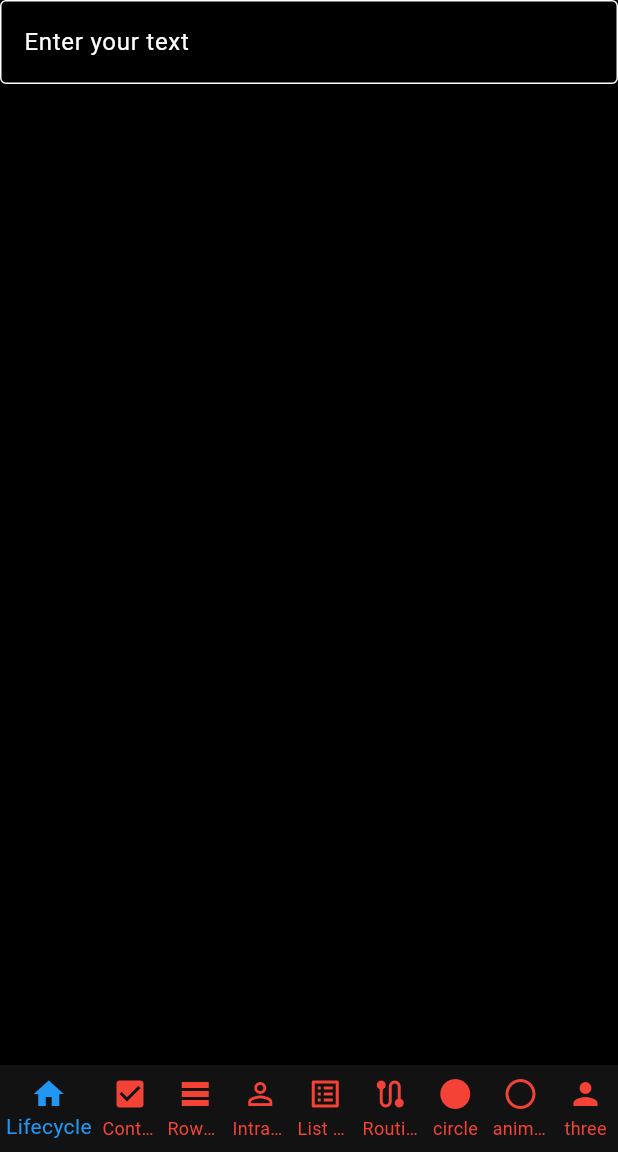
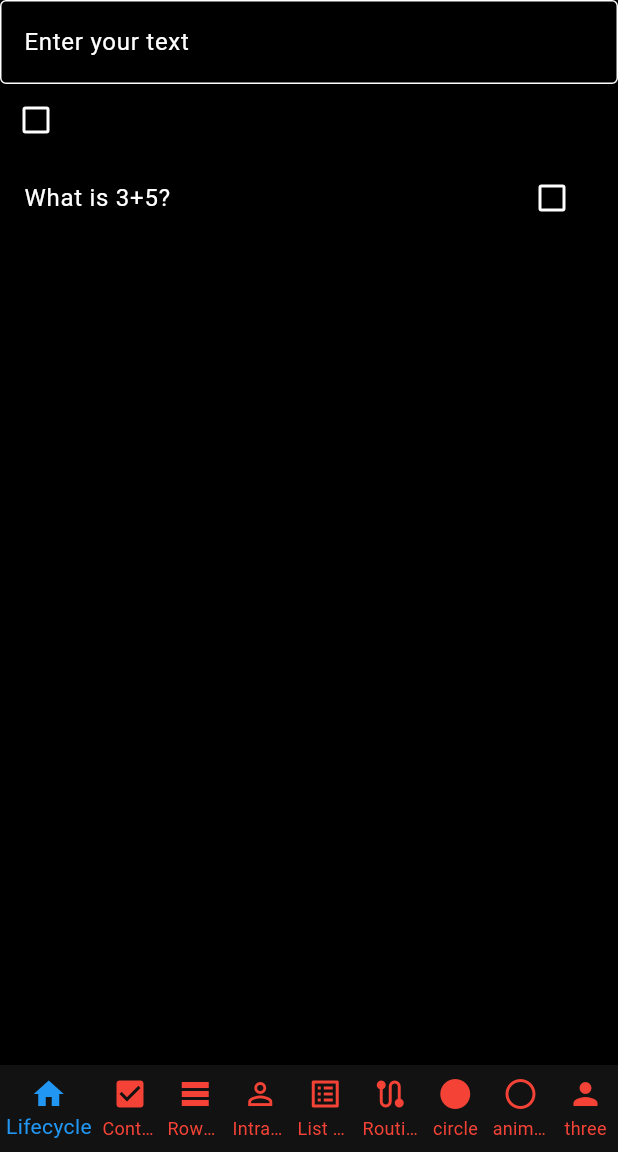
Before and after one commit to 1-ahsan/practice, a Flutter app: the screen it shows after launch, on a phone screen of 412 x 824 dp, the part 84-1236 px from its top. Run offline on Flutter 3.47's test engine with Material 3 defaults, Android fonts, the phone set to English and light mode, and no system bars.

Commit message:
added check box in lifecycle class

```diff
--- a/lib/lifecycle.dart
+++ b/lib/lifecycle.dart
@@ -11,11 +11,38 @@ class _lifecycleStates extends State<lifecycle>{
 
   late TextEditingController controller ;
 
+  bool _ischeck = false;
+  bool _listtile = false;
+
   @override
   void initState() {
     // TODO: implement initState
     super.initState();
     controller = TextEditingController();
+  }
+
+  Widget _checkboxx(){
+    return Checkbox(
+        value: _ischeck,
+        activeColor: Colors.blue,
+        onChanged: (bool? value){
+          setState(() {
+            _ischeck = value!;
+          });
+        },
+    );
+  }
+
+  Widget _checklist(){
+   return CheckboxListTile(
+     title: Text("What is 3+5?"),
+       value: _listtile,
+       onChanged: (bool? neww){
+          setState((){
+            _listtile = neww!;
+          });
+        }
+   );
   }
 
   @override
@@ -27,14 +54,20 @@ class _lifecycleStates extends State<lifecycle>{
   @override
   Widget build(BuildContext context){
     return Scaffold(
-      body: Container(
-        child: TextField(
-          controller: controller,
-          decoration: InputDecoration(
-            labelText: "Enter your text",
-            border: OutlineInputBorder(),
+      body: Column(
+        mainAxisAlignment: MainAxisAlignment.start,
+        crossAxisAlignment: CrossAxisAlignment.start,
+        children: [
+          TextField(
+            controller: controller,
+            decoration: InputDecoration(
+              labelText: "Enter your text",
+              border: OutlineInputBorder(),
+            ),
           ),
-        ),
+          _checkboxx(),
+          _checklist(),
+        ],
       ),
     );
   }
```
